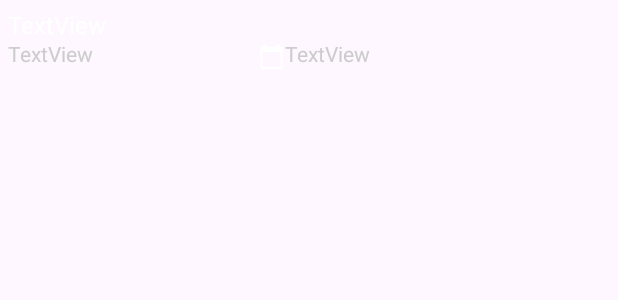
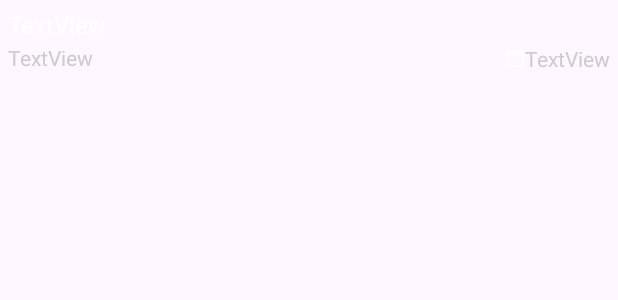
Before and after one commit to SullyvanMoura/bluetooth-signal-seeker, an Android app: the layout item_dispositivo.xml on its own in the app's theme, with its tools: preview values and no code run, on a phone screen of 412 x 824 dp. Shown: the top 300 px of the screen. Run offline under Robolectric (Android 15) with nearby library versions, the phone set to English and light mode, and no system bars.

Commit message:
melhoria calendario

```diff
--- a/app/src/main/res/drawable/baseline_calendar.xml
+++ b/app/src/main/res/drawable/baseline_calendar.xml
@@ -1,5 +1,5 @@
-<vector android:height="18dp" android:tint="#000000"
+<vector android:height="13dp" android:tint="#000000"
     android:viewportHeight="24" android:viewportWidth="24"
-    android:width="18dp" xmlns:android="http://schemas.android.com/apk/res/android">
+    android:width="13dp" xmlns:android="http://schemas.android.com/apk/res/android">
     <path android:fillColor="@android:color/white" android:pathData="M20,3h-1L19,1h-2v2L7,3L7,1L5,1v2L4,3c-1.1,0 -2,0.9 -2,2v16c0,1.1 0.9,2 2,2h16c1.1,0 2,-0.9 2,-2L22,5c0,-1.1 -0.9,-2 -2,-2zM20,21L4,21L4,8h16v13z"/>
 </vector>
--- a/app/src/main/res/layout/item_dispositivo.xml
+++ b/app/src/main/res/layout/item_dispositivo.xml
@@ -23,7 +23,7 @@
         android:id="@+id/textViewEndereco"
         android:layout_width="wrap_content"
         android:layout_height="wrap_content"
-        android:padding="5dp"
+        android:paddingLeft="5dp"
         android:text="TextView"
         android:textColor="#CCCCCC"
         app:layout_constraintBottom_toBottomOf="@+id/textViewNome"
@@ -35,18 +35,21 @@
 
     <TextView
         android:id="@+id/textViewData"
-        android:layout_width="240dp"
-        android:layout_height="24dp"
+        android:layout_width="wrap_content"
+        android:layout_height="wrap_content"
         android:drawableStart="@drawable/baseline_calendar"
         android:drawableTint="@color/white"
         android:text="TextView"
         android:textColor="#CCCCCC"
+        android:textAlignment="center"
+        android:paddingRight="5dp"
         app:layout_constraintBottom_toBottomOf="@+id/textViewNome"
         app:layout_constraintEnd_toEndOf="parent"
         app:layout_constraintHorizontal_bias="1.0"
         app:layout_constraintStart_toEndOf="@+id/textViewEndereco"
         app:layout_constraintTop_toTopOf="parent"
-        app:layout_constraintVertical_bias="0.764" />
+        app:layout_constraintVertical_bias="0.764"
+        android:layout_gravity="center" />
 
 
 </androidx.constraintlayout.widget.ConstraintLayout>
```
